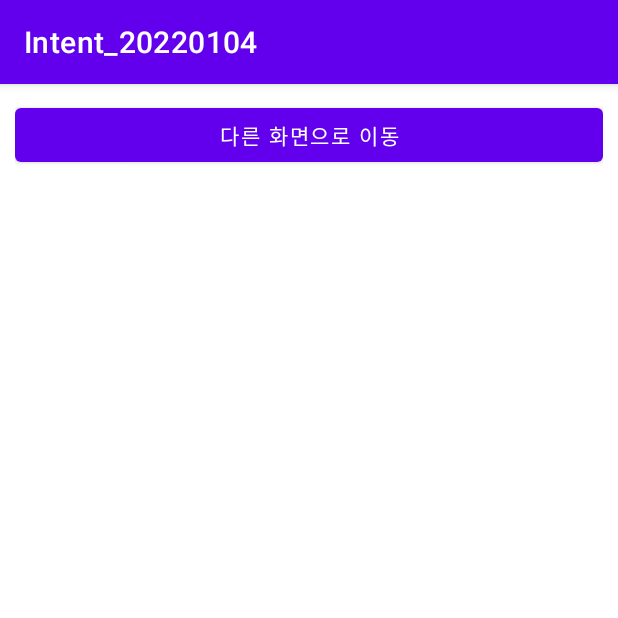
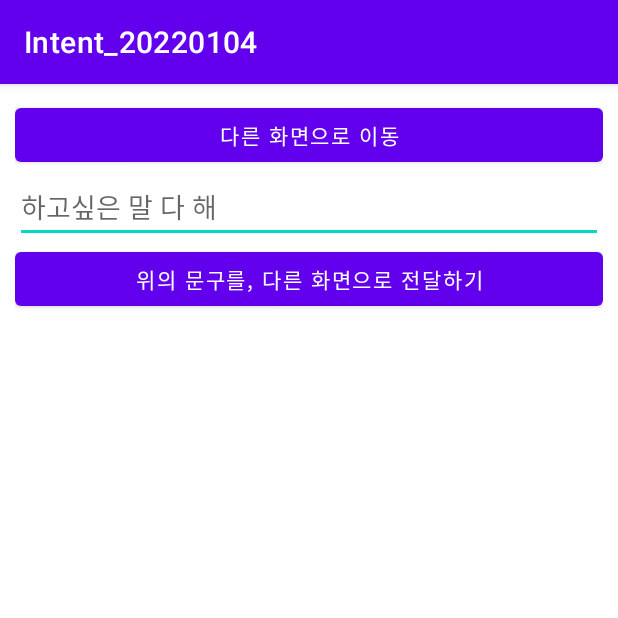
Before and after one commit to ooooo5h/Intent_20220104, an Android app: the screen it shows after launch (MainActivity), on a phone screen of 412 x 824 dp, the top half of it. Run offline under Robolectric (Android 15) with nearby library versions, the phone set to English and light mode, and no system bars.

```diff
--- a/app/src/main/AndroidManifest.xml
+++ b/app/src/main/AndroidManifest.xml
@@ -9,6 +9,9 @@
         android:roundIcon="@mipmap/ic_launcher_round"
         android:supportsRtl="true"
         android:theme="@style/Theme.Intent_20220104">
+        <activity
+            android:name=".ViewMessageActivity"
+            android:exported="true" />
         <activity
             android:name=".OtherActivity"
             android:exported="true" />
--- a/app/src/main/java/com/neppplus/intent_20220104/MainActivity.kt
+++ b/app/src/main/java/com/neppplus/intent_20220104/MainActivity.kt
@@ -10,6 +10,19 @@ class MainActivity : AppCompatActivity() {
         super.onCreate(savedInstanceState)
         setContentView(R.layout.activity_main)
 
+        btnSendMessage.setOnClickListener {
+
+//            입력한 내용 가져오기
+            val inputMessage = edtMessage.text.toString()
+
+//            view_message로 이동하기
+            val myIntent = Intent(this, ViewMessageActivity::class.java)
+            startActivity(myIntent)
+
+        }
+
+
+
         btnMoveToOther.setOnClickListener {
 
 //            Intent를 이용해서 다른 화면으로 이동
--- a/app/src/main/res/layout/activity_main.xml
+++ b/app/src/main/res/layout/activity_main.xml
@@ -4,6 +4,7 @@
     xmlns:tools="http://schemas.android.com/tools"
     android:layout_width="match_parent"
     android:layout_height="match_parent"
+    android:orientation="vertical"
     android:padding="10dp"
     tools:context=".MainActivity">
 
@@ -11,6 +12,18 @@
         android:id="@+id/btnMoveToOther"
         android:layout_width="match_parent"
         android:layout_height="wrap_content"
-        android:text="다른 화면으로 이동"/>
+        android:text="다른 화면으로 이동" />
+
+    <EditText
+        android:id="@+id/edtMessage"
+        android:layout_width="match_parent"
+        android:layout_height="wrap_content"
+        android:hint="하고싶은 말 다 해" />
+
+    <Button
+        android:id="@+id/btnSendMessage"
+        android:layout_width="match_parent"
+        android:layout_height="wrap_content"
+        android:text="위의 문구를, 다른 화면으로 전달하기" />
 
 </LinearLayout>
```
Also changed, not shown: app/src/main/java/com/neppplus/intent_20220104/ViewMessageActivity.kt (added, +11 -0 lines), app/src/main/res/layout/activity_view_message.xml (added, +9 -0 lines).
